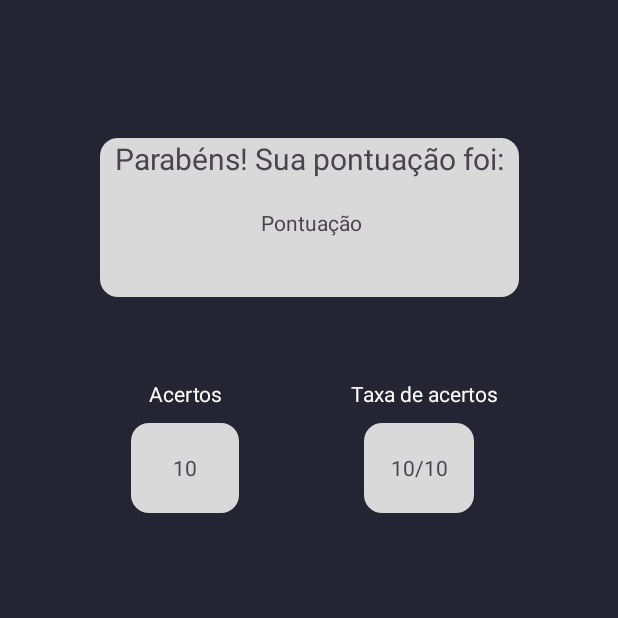
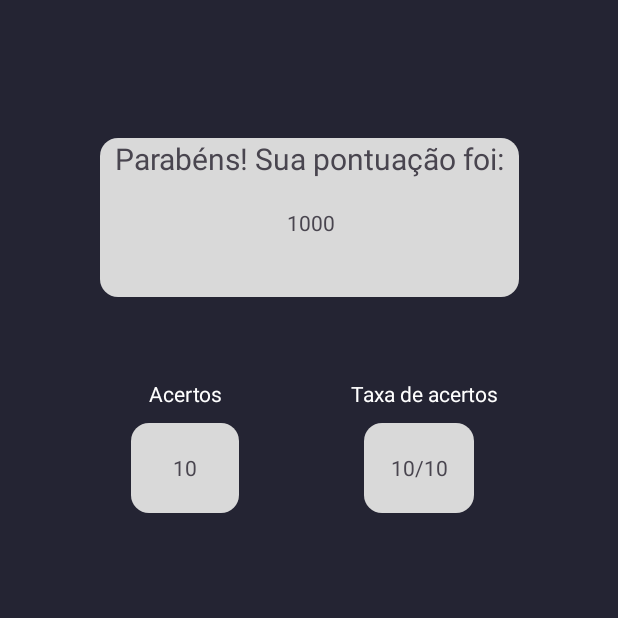
Before and after one commit to YagoThayson/AppPerguntasRespostas, an Android app: the PontuacaoActivity screen opened directly, with no data from a screen before it, on a phone screen of 412 x 824 dp, the top half of it. Run offline under Robolectric (Android 15) with nearby library versions, the phone set to English and light mode, and no system bars; Roboto replaces fonts that are not available here.

Commit message:
Alterações pontuação

```diff
--- a/app/src/main/java/com/example/appperguntasrespostas/PontuacaoActivity.java
+++ b/app/src/main/java/com/example/appperguntasrespostas/PontuacaoActivity.java
@@ -30,7 +30,9 @@ public class PontuacaoActivity extends AppCompatActivity {
         // TextView txtNome = findViewById(R.id.txtNome);
         TextView Txtacertos = findViewById(R.id.acertos);
         TextView taxaAcertos = findViewById(R.id.taxa);
+        TextView pontuacao = findViewById(R.id.pontuacao);
 
+        pontuacao.setText("" + (acertos * 100));
         Txtacertos.setText("" + acertos); //Gambiarra
         taxaAcertos.setText(acertos + "/" + total);
 
@@ -46,7 +48,7 @@ public class PontuacaoActivity extends AppCompatActivity {
             startActivity(intent);
         });
 
-        btnVoltarParaInicio.setOnClickListener(v -> {
+        btnjogarNovamente.setOnClickListener(v -> {
             Intent intent = new Intent(this, PerguntasActivity.class);
             intent.putExtra("nomeJogador", nomeJogador);
             startActivity(intent);
```
